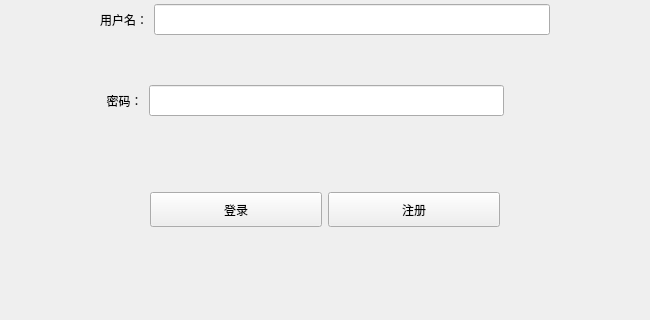
Qt form src/LogIn/LogInDialog.ui (rainvie/QTSupermarket) before a commit; both pictures show x 0 to 650 and y 160 to 480 of the 650 by 480 pixel window.
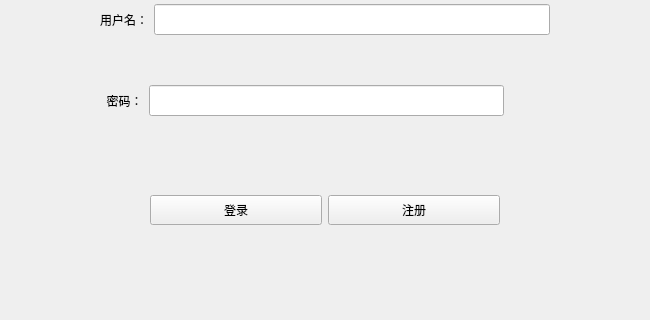
The same form after that commit. Icons and pictures are not drawn.

Diff of the .ui file:
```diff
--- a/src/LogIn/LogInDialog.ui
+++ b/src/LogIn/LogInDialog.ui
@@ -130,7 +130,7 @@
       <property name="minimumSize">
        <size>
         <width>0</width>
-        <height>35</height>
+        <height>30</height>
        </size>
       </property>
      </widget>
@@ -143,7 +143,7 @@
       <property name="minimumSize">
        <size>
         <width>0</width>
-        <height>35</height>
+        <height>30</height>
        </size>
       </property>
      </widget>
```
